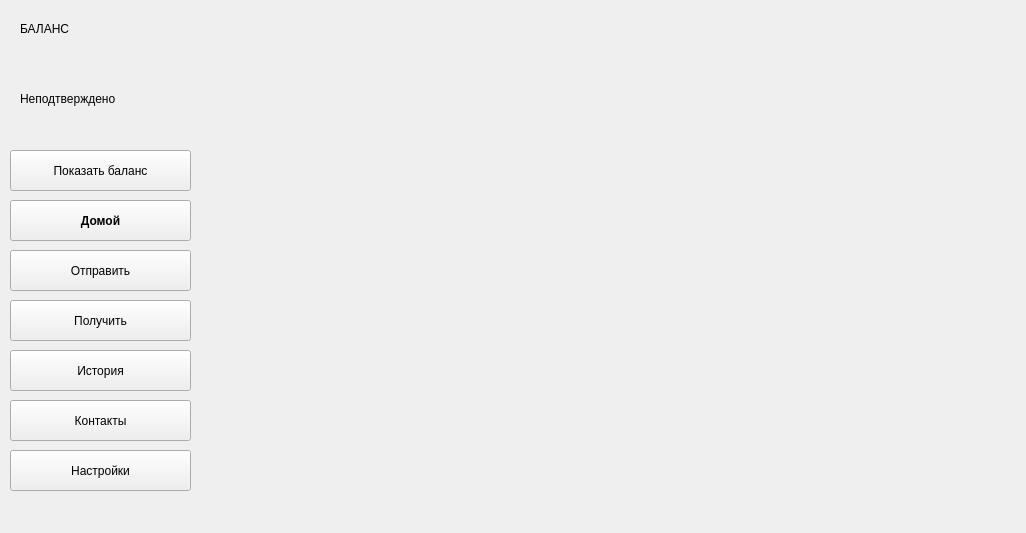
Qt form ui/form.ui (gberdyshev/simple-bitcoin-wallet) before a commit.
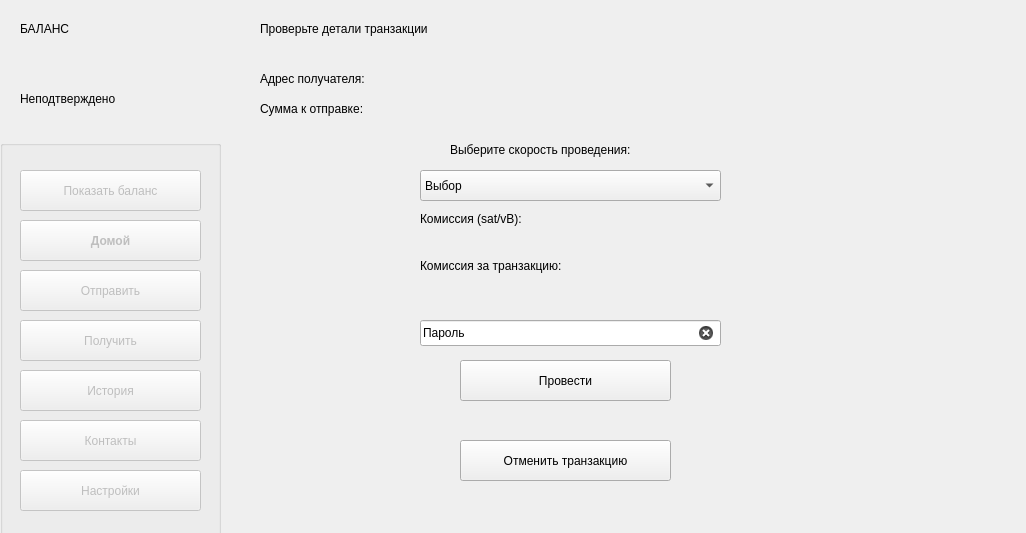
The same form after that commit. The open tabs and pages were chosen to show the change.

What changed in the file:
```diff
--- a/ui/form.ui
+++ b/ui/form.ui
@@ -322,20 +322,275 @@
       </property>
      </widget>
     </widget>
-    <widget class="QWidget" name="lock"/>
-   </widget>
-   <widget class="QPushButton" name="pushButton_3">
-    <property name="geometry">
-     <rect>
-      <x>10</x>
-      <y>250</y>
-      <width>181</width>
-      <height>41</height>
-     </rect>
-    </property>
-    <property name="text">
-     <string>Отправить</string>
-    </property>
+    <widget class="QWidget" name="lock">
+     <widget class="QLineEdit" name="password">
+      <property name="geometry">
+       <rect>
+        <x>210</x>
+        <y>280</y>
+        <width>301</width>
+        <height>26</height>
+       </rect>
+      </property>
+      <property name="text">
+       <string>Введите пароль</string>
+      </property>
+     </widget>
+     <widget class="QPushButton" name="password_ok">
+      <property name="geometry">
+       <rect>
+        <x>280</x>
+        <y>330</y>
+        <width>151</width>
+        <height>26</height>
+       </rect>
+      </property>
+      <property name="text">
+       <string>Вход</string>
+      </property>
+      <property name="default">
+       <bool>true</bool>
+      </property>
+     </widget>
+    </widget>
+    <widget class="QWidget" name="send_confirm">
+     <widget class="QLabel" name="check_details">
+      <property name="geometry">
+       <rect>
+        <x>40</x>
+        <y>20</y>
+        <width>221</width>
+        <height>18</height>
+       </rect>
+      </property>
+      <property name="text">
+       <string>Проверьте детали транзакции</string>
+      </property>
+     </widget>
+     <widget class="QLabel" name="label_5">
+      <property name="geometry">
+       <rect>
+        <x>40</x>
+        <y>70</y>
+        <width>141</width>
+        <height>18</height>
+       </rect>
+      </property>
+      <property name="text">
+       <string>Адрес получателя:</string>
+      </property>
+     </widget>
+     <widget class="QLabel" name="label_6">
+      <property name="geometry">
+       <rect>
+        <x>40</x>
+        <y>100</y>
+        <width>141</width>
+        <height>18</height>
+       </rect>
+      </property>
+      <property name="text">
+       <string>Сумма к отправке:</string>
+      </property>
+     </widget>
+     <widget class="QLabel" name="address_recipient">
+      <property name="geometry">
+       <rect>
+        <x>180</x>
+        <y>70</y>
+        <width>601</width>
+        <height>18</height>
+       </rect>
+      </property>
+      <property name="text">
+       <string/>
+      </property>
+     </widget>
+     <widget class="QLabel" name="summ_recipient">
+      <property name="geometry">
+       <rect>
+        <x>180</x>
+        <y>100</y>
+        <width>141</width>
+        <height>18</height>
+       </rect>
+      </property>
+      <property name="text">
+       <string/>
+      </property>
+     </widget>
+     <widget class="QComboBox" name="fee_options">
+      <property name="geometry">
+       <rect>
+        <x>200</x>
+        <y>170</y>
+        <width>301</width>
+        <height>31</height>
+       </rect>
+      </property>
+      <property name="editable">
+       <bool>false</bool>
+      </property>
+      <item>
+       <property name="text">
+        <string>Выбор</string>
+       </property>
+      </item>
+      <item>
+       <property name="text">
+        <string>Быстрая</string>
+       </property>
+      </item>
+      <item>
+       <property name="text">
+        <string>Стандартная</string>
+       </property>
+      </item>
+      <item>
+       <property name="text">
+        <string>Медленная</string>
+       </property>
+      </item>
+     </widget>
+     <widget class="QLabel" name="check_details_2">
+      <property name="geometry">
+       <rect>
+        <x>230</x>
+        <y>140</y>
+        <width>261</width>
+        <height>20</height>
+       </rect>
+      </property>
+      <property name="text">
+       <string>Выберите скорость проведения:</string>
+      </property>
+     </widget>
+     <widget class="QLabel" name="comm">
+      <property name="geometry">
+       <rect>
+        <x>200</x>
+        <y>210</y>
+        <width>141</width>
+        <height>18</height>
+       </rect>
+      </property>
+      <property name="text">
+       <string>Комиссия (sat/vB):</string>
+      </property>
+     </widget>
+     <widget class="QLabel" name="comission_byte">
+      <property name="geometry">
+       <rect>
+        <x>360</x>
+        <y>210</y>
+        <width>141</width>
+        <height>18</height>
+       </rect>
+      </property>
+      <property name="text">
+       <string/>
+      </property>
+     </widget>
+     <widget class="QLabel" name="comm_2">
+      <property name="geometry">
+       <rect>
+        <x>200</x>
+        <y>240</y>
+        <width>191</width>
+        <height>51</height>
+       </rect>
+      </property>
+      <property name="text">
+       <string>Комиссия за транзакцию:</string>
+      </property>
+     </widget>
+     <widget class="QLabel" name="comission_tr">
+      <property name="geometry">
+       <rect>
+        <x>390</x>
+        <y>260</y>
+        <width>141</width>
+        <height>18</height>
+       </rect>
+      </property>
+      <property name="text">
+       <string/>
+      </property>
+     </widget>
+     <widget class="QPushButton" name="push_transaction">
+      <property name="geometry">
+       <rect>
+        <x>240</x>
+        <y>360</y>
+        <width>211</width>
+        <height>41</height>
+       </rect>
+      </property>
+      <property name="text">
+       <string>Провести</string>
+      </property>
+     </widget>
+     <widget class="QPushButton" name="cancel_transaction">
+      <property name="geometry">
+       <rect>
+        <x>240</x>
+        <y>440</y>
+        <width>211</width>
+        <height>41</height>
+       </rect>
+      </property>
+      <property name="text">
+       <string>Отменить транзакцию</string>
+      </property>
+     </widget>
+     <widget class="QLineEdit" name="password_2">
+      <property name="geometry">
+       <rect>
+        <x>200</x>
+        <y>320</y>
+        <width>301</width>
+        <height>26</height>
+       </rect>
+      </property>
+      <property name="text">
+       <string>Пароль</string>
+      </property>
+      <property name="clearButtonEnabled">
+       <bool>true</bool>
+      </property>
+     </widget>
+    </widget>
+    <widget class="QWidget" name="send_success">
+     <widget class="QLabel" name="hash">
+      <property name="geometry">
+       <rect>
+        <x>30</x>
+        <y>200</y>
+        <width>761</width>
+        <height>20</height>
+       </rect>
+      </property>
+      <property name="text">
+       <string/>
+      </property>
+      <property name="openExternalLinks">
+       <bool>true</bool>
+      </property>
+     </widget>
+     <widget class="QLabel" name="label_4">
+      <property name="geometry">
+       <rect>
+        <x>140</x>
+        <y>150</y>
+        <width>531</width>
+        <height>18</height>
+       </rect>
+      </property>
+      <property name="text">
+       <string>Успешно! Транзакция подписана и передана в сеть. Ожидайте проведения.</string>
+      </property>
+     </widget>
+    </widget>
    </widget>
    <widget class="QLabel" name="label_2">
     <property name="geometry">
@@ -363,71 +618,6 @@
      <string/>
     </property>
    </widget>
-   <widget class="QPushButton" name="show_bal">
-    <property name="geometry">
-     <rect>
-      <x>10</x>
-      <y>150</y>
-      <width>181</width>
-      <height>41</height>
-     </rect>
-    </property>
-    <property name="text">
-     <string>Показать баланс</string>
-    </property>
-   </widget>
-   <widget class="QPushButton" name="receive_button">
-    <property name="geometry">
-     <rect>
-      <x>10</x>
-      <y>300</y>
-      <width>181</width>
-      <height>41</height>
-     </rect>
-    </property>
-    <property name="text">
-     <string>Получить</string>
-    </property>
-   </widget>
-   <widget class="QPushButton" name="history">
-    <property name="geometry">
-     <rect>
-      <x>10</x>
-      <y>350</y>
-      <width>181</width>
-      <height>41</height>
-     </rect>
-    </property>
-    <property name="text">
-     <string>История</string>
-    </property>
-   </widget>
-   <widget class="QPushButton" name="setting">
-    <property name="geometry">
-     <rect>
-      <x>10</x>
-      <y>450</y>
-      <width>181</width>
-      <height>41</height>
-     </rect>
-    </property>
-    <property name="text">
-     <string>Настройки</string>
-    </property>
-   </widget>
-   <widget class="QPushButton" name="contacts">
-    <property name="geometry">
-     <rect>
-      <x>10</x>
-      <y>400</y>
-      <width>181</width>
-      <height>41</height>
-     </rect>
-    </property>
-    <property name="text">
-     <string>Контакты</string>
-    </property>
-   </widget>
    <widget class="QLabel" name="label">
     <property name="geometry">
      <rect>
@@ -457,23 +647,123 @@
      <string/>
     </property>
    </widget>
-   <widget class="QPushButton" name="go_to_home">
+   <widget class="QGroupBox" name="menu_buttons">
+    <property name="enabled">
+     <bool>false</bool>
+    </property>
     <property name="geometry">
      <rect>
-      <x>10</x>
-      <y>200</y>
-      <width>181</width>
-      <height>41</height>
+      <x>0</x>
+      <y>140</y>
+      <width>221</width>
+      <height>401</height>
      </rect>
     </property>
-    <property name="font">
-     <font>
-      <bold>true</bold>
-     </font>
+    <property name="contextMenuPolicy">
+     <enum>Qt::DefaultContextMenu</enum>
     </property>
-    <property name="text">
-     <string>Домой</string>
+    <property name="autoFillBackground">
+     <bool>false</bool>
     </property>
+    <property name="title">
+     <string/>
+    </property>
+    <widget class="QPushButton" name="show_bal">
+     <property name="geometry">
+      <rect>
+       <x>20</x>
+       <y>30</y>
+       <width>181</width>
+       <height>41</height>
+      </rect>
+     </property>
+     <property name="text">
+      <string>Показать баланс</string>
+     </property>
+    </widget>
+    <widget class="QPushButton" name="go_to_home">
+     <property name="geometry">
+      <rect>
+       <x>20</x>
+       <y>80</y>
+       <width>181</width>
+       <height>41</height>
+      </rect>
+     </property>
+     <property name="font">
+      <font>
+       <bold>true</bold>
+      </font>
+     </property>
+     <property name="text">
+      <string>Домой</string>
+     </property>
+    </widget>
+    <widget class="QPushButton" name="pushButton_3">
+     <property name="geometry">
+      <rect>
+       <x>20</x>
+       <y>130</y>
+       <width>181</width>
+       <height>41</height>
+      </rect>
+     </property>
+     <property name="text">
+      <string>Отправить</string>
+     </property>
+    </widget>
+    <widget class="QPushButton" name="receive_button">
+     <property name="geometry">
+      <rect>
+       <x>20</x>
+       <y>180</y>
+       <width>181</width>
+       <height>41</height>
+      </rect>
+     </property>
+     <property name="text">
+      <string>Получить</string>
+     </property>
+    </widget>
+    <widget class="QPushButton" name="contacts">
+     <property name="geometry">
+      <rect>
+       <x>20</x>
+       <y>280</y>
+       <width>181</width>
+       <height>41</height>
+      </rect>
+     </property>
+     <property name="text">
+      <string>Контакты</string>
+     </property>
+    </widget>
+    <widget class="QPushButton" name="setting">
+     <property name="geometry">
+      <rect>
+       <x>20</x>
+       <y>330</y>
+       <width>181</width>
+       <height>41</height>
+      </rect>
+     </property>
+     <property name="text">
+      <string>Настройки</string>
+     </property>
+    </widget>
+    <widget class="QPushButton" name="history">
+     <property name="geometry">
+      <rect>
+       <x>20</x>
+       <y>230</y>
+       <width>181</width>
+       <height>41</height>
+      </rect>
+     </property>
+     <property name="text">
+      <string>История</string>
+     </property>
+    </widget>
    </widget>
   </widget>
  </widget>
```
Left out of the diff: 24 changed lines with no effect on the pictures.
